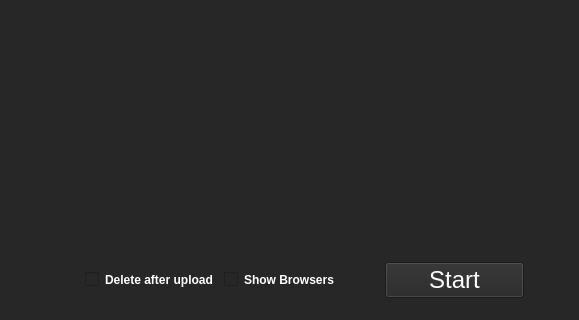
The window that outside/views_ui/Outside_MainWindow.ui (Outsider-corp/OutsideYT) describes before a commit, drawn with Qt 5; both pictures show x 452 to 1031 and y 314 to 634 of the 1031 by 634 pixel window.
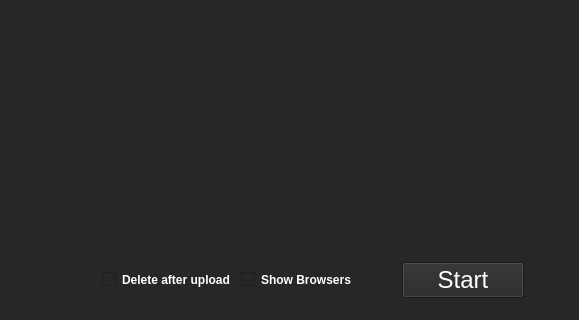
The same window after the commit. The open tabs and pages were chosen to show the change.

What changed in the file:
```diff
--- a/outside/views_ui/Outside_MainWindow.ui
+++ b/outside/views_ui/Outside_MainWindow.ui
@@ -485,7 +485,7 @@
              </font>
             </property>
             <property name="text">
-             <string>      Start      </string>
+             <string>Start</string>
             </property>
            </widget>
           </item>
```
Left out of the diff: 6 changed lines with no effect on the pictures.
